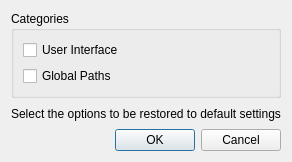
Above: src/dialogs/resetprefs.ui from npwoods/bletchmame before the change. Below: the same form after it.
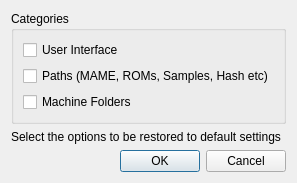
That is the form after the change.

Commit message: Added a check box to "Reset to defaults" dialog to reset folders

What changed in the file:
```diff
--- a/src/dialogs/resetprefs.ui
+++ b/src/dialogs/resetprefs.ui
@@ -30,7 +30,14 @@
       <item>
        <widget class="QCheckBox" name="resetPathsCheckBox">
         <property name="text">
-         <string>Global Paths</string>
+         <string>Paths (MAME, ROMs, Samples, Hash etc)</string>
+        </property>
+       </widget>
+      </item>
+      <item>
+       <widget class="QCheckBox" name="resetFoldersCheckBox">
+        <property name="text">
+         <string>Machine Folders</string>
         </property>
        </widget>
       </item>
```
The commit also changes 5 other files.
